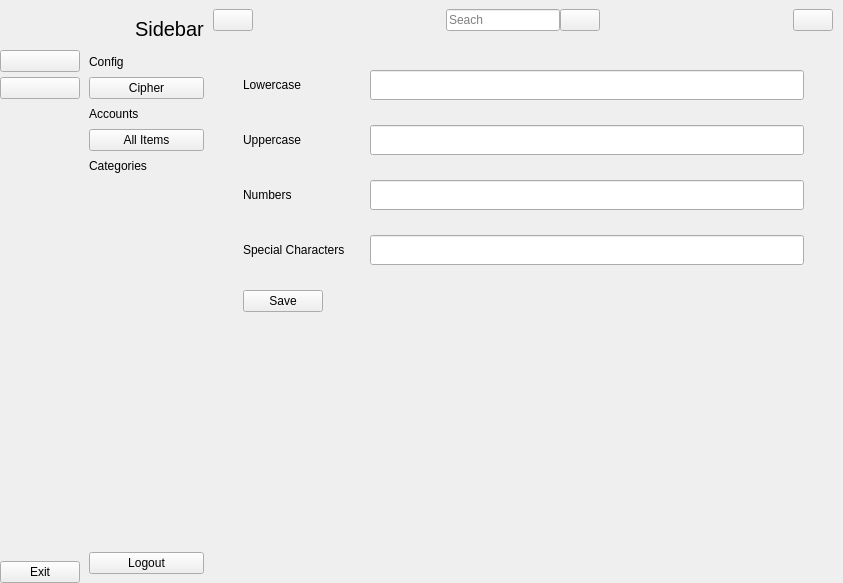
The window that passcipher/ui/sidebar.ui (AdamJow/PassCipher) describes before a commit, drawn with Qt 5.
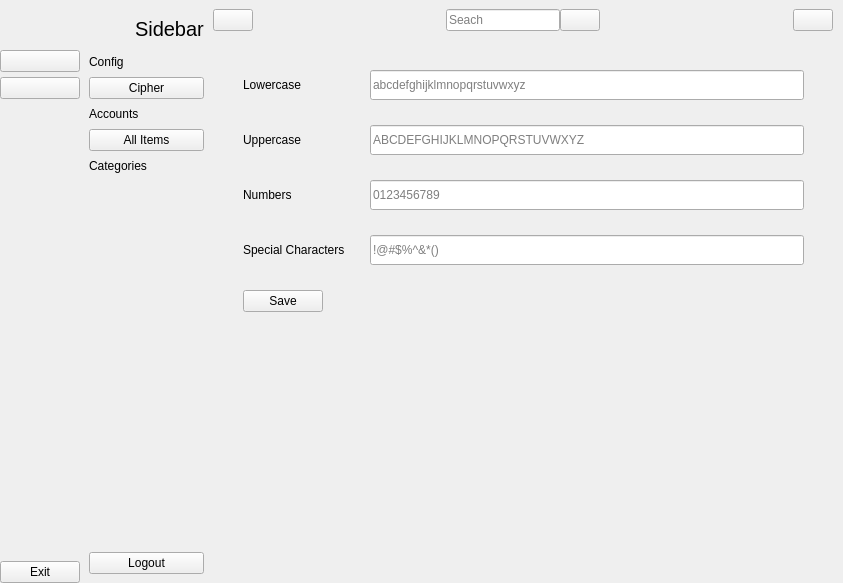
The same window after the commit. Icons and pictures are not drawn.

```diff
--- a/passcipher/ui/sidebar.ui
+++ b/passcipher/ui/sidebar.ui
@@ -767,6 +767,9 @@
                  <height>30</height>
                 </size>
                </property>
+               <property name="placeholderText">
+                <string>abcdefghijklmnopqrstuvwxyz</string>
+               </property>
               </widget>
              </item>
              <item row="1" column="0">
@@ -784,6 +787,9 @@
                  <height>30</height>
                 </size>
                </property>
+               <property name="placeholderText">
+                <string>ABCDEFGHIJKLMNOPQRSTUVWXYZ</string>
+               </property>
               </widget>
              </item>
              <item row="2" column="0">
@@ -801,6 +807,9 @@
                  <height>30</height>
                 </size>
                </property>
+               <property name="placeholderText">
+                <string>0123456789</string>
+               </property>
               </widget>
              </item>
              <item row="3" column="0">
@@ -818,6 +827,9 @@
                  <height>30</height>
                 </size>
                </property>
+               <property name="placeholderText">
+                <string>!@#$%^&amp;*()</string>
+               </property>
               </widget>
              </item>
             </layout>
```
